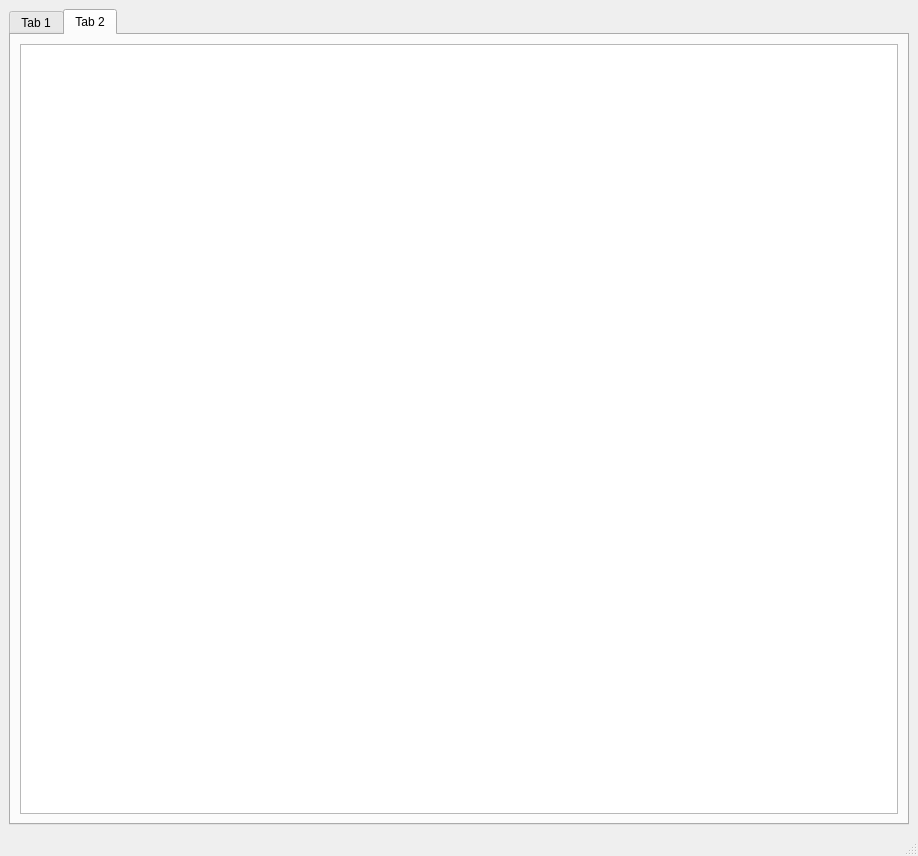
Above: Random words Project/random.ui from pphatt/qt5 before the change. Below: the same form after it.
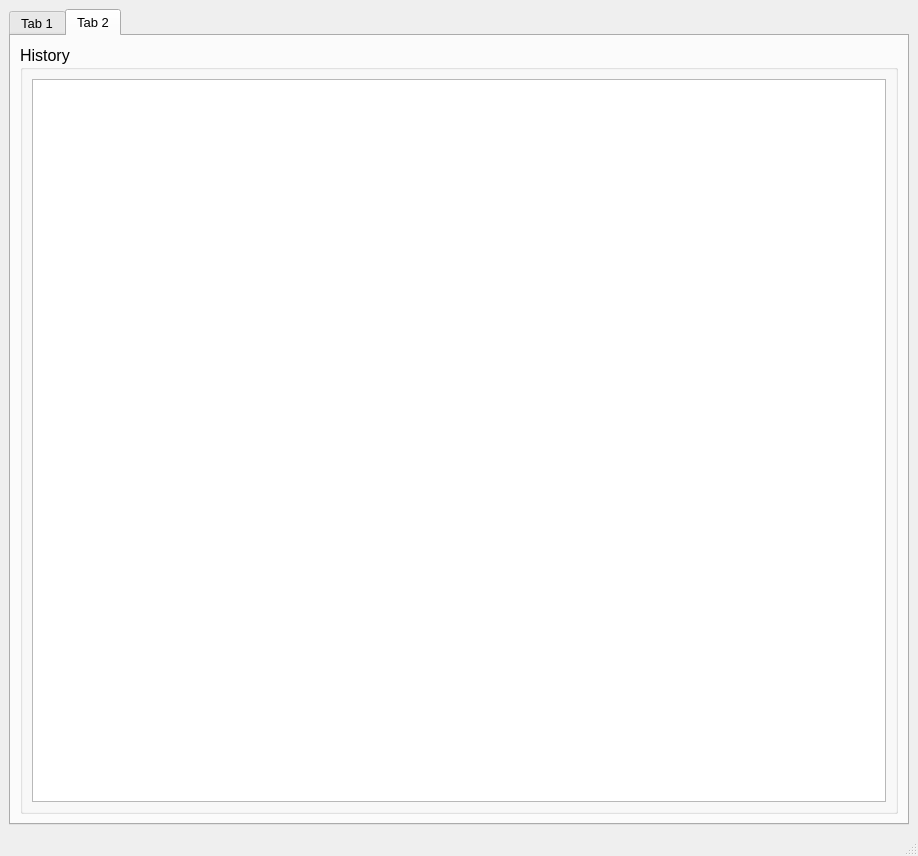
That is the form after the change. The open tabs and pages were chosen to show the change.

```diff
--- a/Random words Project/random.ui
+++ b/Random words Project/random.ui
@@ -17,6 +17,11 @@
    <layout class="QHBoxLayout" name="horizontalLayout_4">
     <item>
      <widget class="QTabWidget" name="tabWidget">
+      <property name="font">
+       <font>
+        <pointsize>10</pointsize>
+       </font>
+      </property>
       <property name="currentIndex">
        <number>0</number>
       </property>
@@ -147,9 +152,23 @@
        <attribute name="title">
         <string>Tab 2</string>
        </attribute>
-       <layout class="QHBoxLayout" name="horizontalLayout_5">
+       <layout class="QHBoxLayout" name="horizontalLayout_6">
         <item>
-         <widget class="QListWidget" name="listWidget"/>
+         <widget class="QGroupBox" name="groupBox_2">
+          <property name="font">
+           <font>
+            <pointsize>12</pointsize>
+           </font>
+          </property>
+          <property name="title">
+           <string>History</string>
+          </property>
+          <layout class="QHBoxLayout" name="horizontalLayout_5">
+           <item>
+            <widget class="QListWidget" name="listWidget"/>
+           </item>
+          </layout>
+         </widget>
         </item>
        </layout>
       </widget>
```
Left out of the diff: 5 changed lines with no effect on the pictures.
